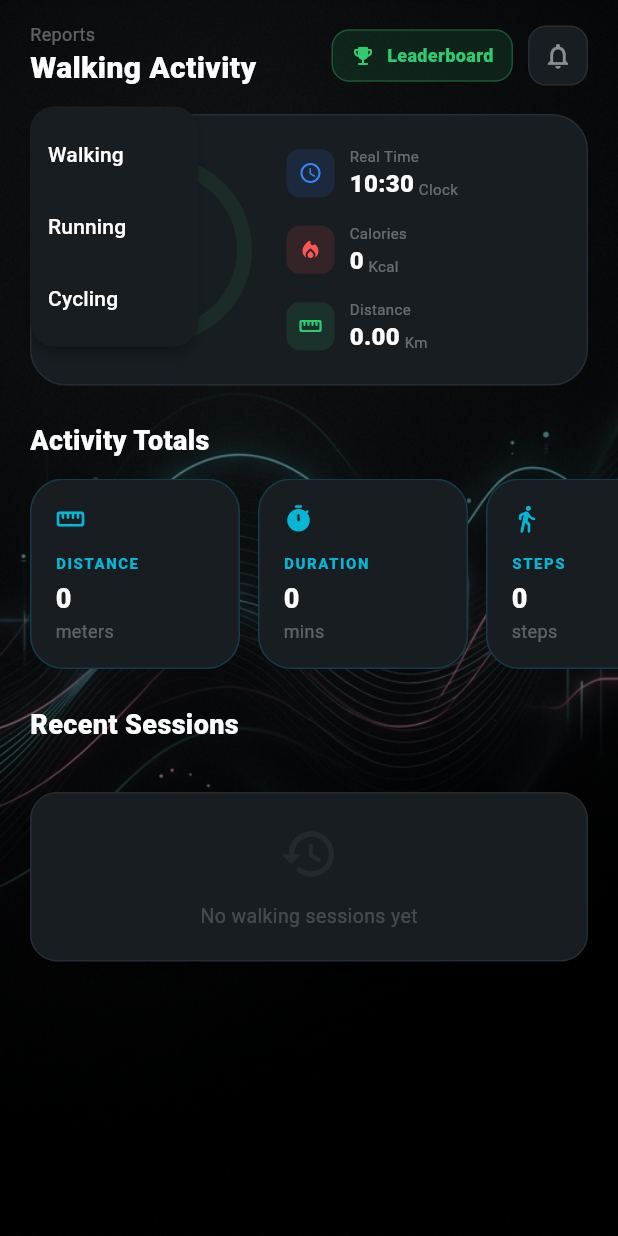
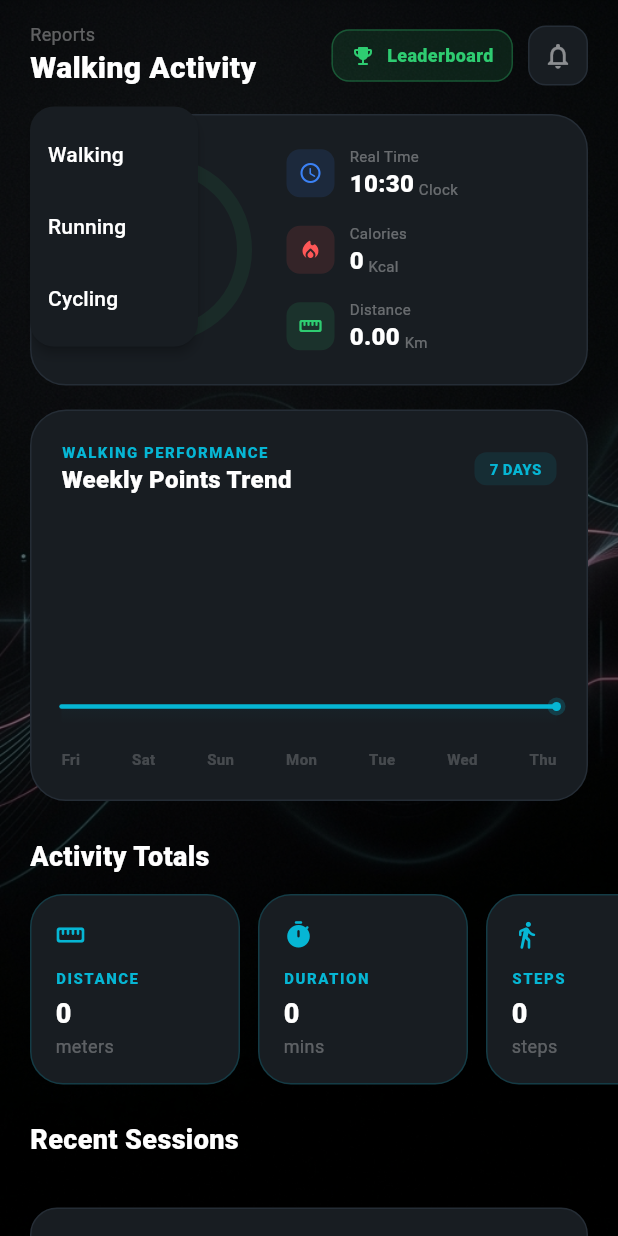
Before and after one commit to iMaginarParas/fit24app, a Flutter app: the ActivityPage screen opened directly, after a tap on "Walking Activity", on a phone screen of 412 x 824 dp. Run offline on Flutter 3.47's test engine with Material 3 defaults, Android fonts, the phone set to English and light mode, and no system bars; our stand-ins replace flutter_local_notifications, flutter_riverpod, flutter_tts, geolocator, google_maps_flutter, google_sign_in and 8 more; missing offline and left inert: health; accounts and stored records are empty; network calls fail.

Commit message:
Added activity-specific performance charts for Walking, Running, and Cycling

```diff
--- a/lib/activity.dart
+++ b/lib/activity.dart
@@ -189,6 +189,7 @@ class _AP extends ConsumerState<ActivityPage> with SingleTickerProviderStateMixi
                   slivers: [
                     SliverToBoxAdapter(child: SafeArea(bottom: false, child: _header())),
                     SliverToBoxAdapter(child: _mainStepCard(liveSteps)),
+                    SliverToBoxAdapter(child: _buildActivityChart()),
                     SliverToBoxAdapter(child: SectionHeader('Activity Totals')),
                     SliverToBoxAdapter(child: _modeTotals()),
                     SliverToBoxAdapter(child: SectionHeader('Recent Sessions')),
@@ -524,6 +525,142 @@ class _AP extends ConsumerState<ActivityPage> with SingleTickerProviderStateMixi
   String _titleOf(ActivityType t) => t == ActivityType.walking ? 'Walking Activity' :
                                     t == ActivityType.running ? 'Running Activity' :
                                     'Cycling Activity';
+
+  Widget _buildActivityChart() {
+    final Map<String, double> chartData = {};
+    final List<Map<String, dynamic>> trend = [];
+
+    for (int i = 6; i >= 0; i--) {
+      final date = DateFormat('yyyy-MM-dd').format(DateTime.now().subtract(Duration(days: i)));
+      chartData[date] = 0;
+    }
+
+    for (var s in _sessions) {
+      final dateStr = s['date'].toString().substring(0, 10);
+      if (chartData.containsKey(dateStr)) {
+        final type = ActivityType.values[(s['type'] as num).toInt()];
+        if (type == _selectedType) {
+          chartData[dateStr] = chartData[dateStr]! + (s['fit_points'] as num? ?? 0).toDouble();
+        }
+      }
+    }
+
+    chartData.forEach((date, points) {
+      trend.add({'date': date, 'points': points});
+    });
+    trend.sort((a, b) => a['date'].compareTo(b['date']));
+
+    final color = _selectedType == ActivityType.walking ? kTeal :
+                  _selectedType == ActivityType.running ? kCoral : kAmber;
+
+    return Padding(
+      padding: const EdgeInsets.fromLTRB(20, 16, 20, 0),
+      child: Container(
+        padding: const EdgeInsets.all(20),
+        decoration: BoxDecoration(
+          color: kCard, borderRadius: BorderRadius.circular(24),
+          border: Border.all(color: kBorder),
+        ),
+        child: Column(
+          crossAxisAlignment: CrossAxisAlignment.start,
+          children: [
+            Row(
+              mainAxisAlignment: MainAxisAlignment.spaceBetween,
+              children: [
+                Column(
+                  crossAxisAlignment: CrossAxisAlignment.start,
+                  children: [
+                    Text('${_selectedType?.name.toUpperCase()} PERFORMANCE',
+                      style: TextStyle(color: color, fontSize: 10, fontWeight: FontWeight.w800, letterSpacing: 1)),
+                    const Text('Weekly Points Trend', style: TextStyle(color: Colors.white, fontSize: 16, fontWeight: FontWeight.w900)),
+                  ],
+                ),
+                Container(
+                  padding: const EdgeInsets.symmetric(horizontal: 10, vertical: 4),
+                  decoration: BoxDecoration(color: color.withOpacity(0.1), borderRadius: BorderRadius.circular(8)),
+                  child: Text('7 DAYS', style: TextStyle(color: color, fontSize: 10, fontWeight: FontWeight.w900)),
+                ),
+              ],
+            ),
+            const SizedBox(height: 32),
+            SizedBox(
+              height: 120,
+              width: double.infinity,
+              child: CustomPaint(painter: _ActivityLinePainter(trend, color)),
+            ),
+            const SizedBox(height: 16),
+            Row(
+              mainAxisAlignment: MainAxisAlignment.spaceBetween,
+              children: trend.map((e) => Text(DateFormat('E').format(DateTime.parse(e['date'])),
+                style: TextStyle(color: Colors.white.withOpacity(0.2), fontSize: 10, fontWeight: FontWeight.w700))).toList(),
+            ),
+          ],
+        ),
+      ),
+    );
+  }
+}
+
+class _ActivityLinePainter extends CustomPainter {
+  final List<Map<String, dynamic>> trend;
+  final Color color;
+  _ActivityLinePainter(this.trend, this.color);
+
+  @override
+  void paint(Canvas canvas, Size size) {
+    if (trend.isEmpty) return;
+
+    final paint = Paint()
+      ..color = color
+      ..style = PaintingStyle.stroke
+      ..strokeWidth = 3
+      ..strokeCap = StrokeCap.round;
+
+    final fillPaint = Paint()
+      ..shader = LinearGradient(
+        begin: Alignment.topCenter, end: Alignment.bottomCenter,
+        colors: [color.withOpacity(0.3), color.withOpacity(0)],
+      ).createShader(Rect.fromLTWH(0, 0, size.width, size.height))
+      ..style = PaintingStyle.fill;
+
+    double maxPts = trend.map((e) => (e['points'] as num).toDouble()).fold(100.0, math.max);
+
+    final List<Offset> points = [];
+    for (int i = 0; i < trend.length; i++) {
+      double x = (trend.length > 1) ? (size.width / (trend.length - 1)) * i : size.width / 2;
+      double val = (trend[i]['points'] as num).toDouble();
+      double y = size.height - (val / maxPts) * size.height * 0.8 - (size.height * 0.1);
+      points.add(Offset(x, y));
+    }
+
+    if (points.length > 1) {
+      final path = Path();
+      final fillPath = Path();
+
+      path.moveTo(points[0].dx, points[0].dy);
+      fillPath.moveTo(0, size.height);
+      fillPath.lineTo(points[0].dx, points[0].dy);
+
+      for (int i = 0; i < points.length - 1; i++) {
+        final p0 = points[i];
+        final p1 = points[i + 1];
+        final cp1 = Offset(p0.dx + (p1.dx - p0.dx) / 2, p0.dy);
+        final cp2 = Offset(p0.dx + (p1.dx - p0.dx) / 2, p1.dy);
+        path.cubicTo(cp1.dx, cp1.dy, cp2.dx, cp2.dy, p1.dx, p1.dy);
+        fillPath.cubicTo(cp1.dx, cp1.dy, cp2.dx, cp2.dy, p1.dx, p1.dy);
+      }
+
+      fillPath.lineTo(size.width, size.height);
+      fillPath.close();
+
+      canvas.drawPath(fillPath, fillPaint);
+      canvas.drawPath(path, paint);
+
+      canvas.drawCircle(points.last, 6, Paint()..color = color.withOpacity(0.2));
+      canvas.drawCircle(points.last, 3, Paint()..color = color);
+    }
+  }
+  @override bool shouldRepaint(covariant CustomPainter oldDelegate) => true;
 }
 
 class _MiniRing extends CustomPainter {
```
